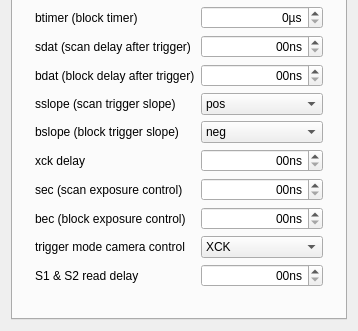
Old version of the form escam/camerasettingswidget.ui in the repository Entwicklungsburo-Stresing/EBST_CAM; both pictures show x 0 to 358 and y 147 to 478 of the 358 by 478 pixel window.
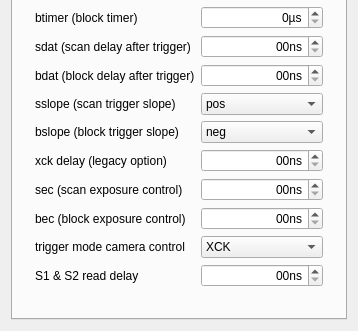
New version of the form.

Commit message: Add deprecated info to xckdelay

Diff of the .ui file:
```diff
--- a/escam/camerasettingswidget.ui
+++ b/escam/camerasettingswidget.ui
@@ -161,7 +161,7 @@
          <item row="10" column="1">
           <widget class="QLabel" name="labelXckdelayIn10ns">
            <property name="text">
-            <string>xck delay</string>
+            <string>xck delay (legacy option)</string>
            </property>
           </widget>
          </item>
```
The commit also changes 2 other files.
